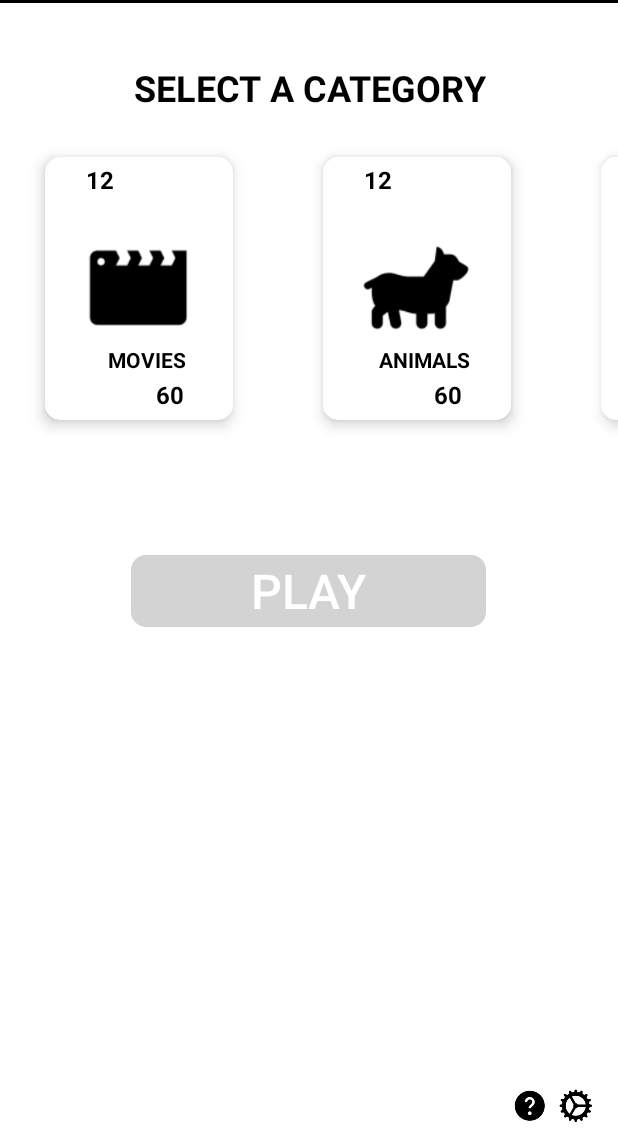
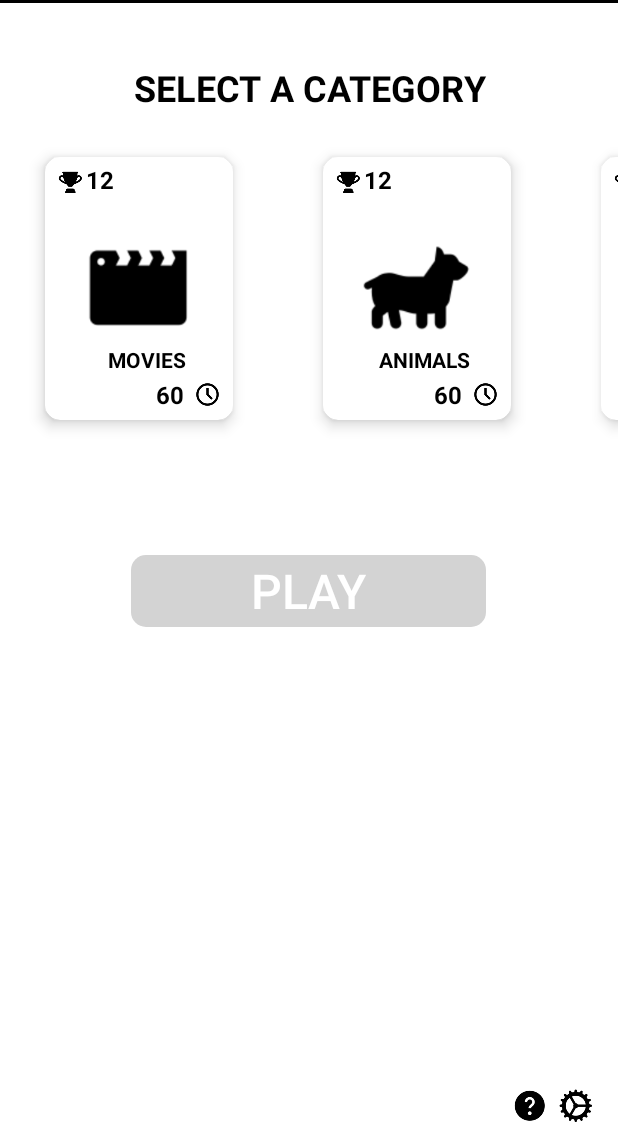
Before and after one commit to ivanvb/HeadsUp, an Android app: the screen it shows after launch (MainActivity), on a phone screen of 412 x 824 dp, the part 88-1236 px from its top. Run offline under Robolectric (Android 15) with nearby library versions, the phone set to English and light mode, and no system bars.

Commit message:
trophy and clock icons added.

```diff
--- a/app/src/main/res/layout/card.xml
+++ b/app/src/main/res/layout/card.xml
@@ -30,7 +30,7 @@
             <ImageView
                 android:layout_width="18dp"
                 android:layout_height="18dp"
-
+                android:src="?attr/trophyRes"
                 android:id="@+id/trophy"
                 android:layout_alignParentLeft="true"
                 android:layout_alignParentTop="true"
@@ -54,7 +54,7 @@
                 android:layout_width="18dp"
                 android:layout_height="18dp"
                 android:id="@+id/clock"
-
+                android:src="?attr/clockRes"
                 android:layout_alignParentBottom="true"
                 android:layout_alignParentRight="true"
                 android:layout_marginRight="8dp"
@@ -68,7 +68,7 @@
                 android:textColor="?attr/textColor"
                 android:textSize="16sp"
                 android:textStyle="bold"
-                android:layout_toLeftOf="@+id/clock"
+                android:layout_toStartOf="@+id/clock"
                 android:layout_alignParentBottom="true"
                 android:layout_marginBottom="10dp"/>
 
@@ -77,12 +77,11 @@
                 android:layout_height="wrap_content"
                 android:layout_centerInParent="true"
                 android:gravity="center_horizontal"
-                android:text="MOVIES"
-                android:paddingLeft="10dp"
+                android:paddingStart="10dp"
                 android:layout_below="@+id/popcorn"
                 android:id="@+id/desc"
                 android:textStyle="bold"
-                android:textSize="14dp"
+                android:textSize="14sp"
                 android:textColor="?attr/textColor"/>
         </RelativeLayout>
 
--- a/app/src/main/res/values/attrs.xml
+++ b/app/src/main/res/values/attrs.xml
@@ -9,5 +9,7 @@
         <attr name="animalRes" format="reference"/>
         <attr name="settingsRes" format="reference"/>
         <attr name="helpRes" format="reference"/>
+        <attr name="trophyRes" format="reference"/>
+        <attr name="clockRes" format="reference"/>
     </declare-styleable>
 </resources>
--- a/app/src/main/res/values/styles.xml
+++ b/app/src/main/res/values/styles.xml
@@ -14,6 +14,8 @@
         <item name="animalRes">@drawable/animal_icon</item>
         <item name="settingsRes">@drawable/settings</item>
         <item name="helpRes">@drawable/help</item>
+        <item name="clockRes">@drawable/clock_icon</item>
+        <item name="trophyRes">@drawable/trophy_icon</item>
     </style>
 
 
@@ -32,6 +34,8 @@
         <item name="animalRes">@drawable/animal_icon_dark</item>
         <item name="settingsRes">@drawable/settings_icon_dark</item>
         <item name="helpRes">@drawable/help_icon_dark</item>
+        <item name="clockRes">@drawable/clock_icon_dark</item>
+        <item name="trophyRes">@drawable/trophy_icon_dark</item>
     </style>
 
 
```
Also changed, not shown: app/src/main/res/drawable-v24/chef_icon_dark.png (added), app/src/main/res/drawable-v24/clock.png (deleted), app/src/main/res/drawable-v24/clock_icon.png (added), app/src/main/res/drawable-v24/clock_icon_dark.png (added), app/src/main/res/drawable-v24/movies_icon_dark.png (added), app/src/main/res/drawable-v24/trophy_icon.png (renamed from app/src/main/res/drawable-v24/trophy.png).
